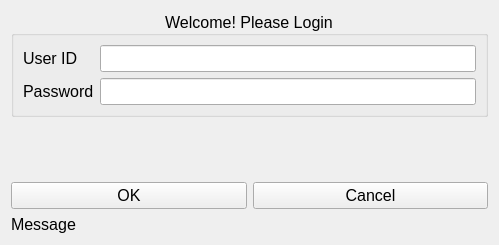
Above: Application_Login/UI/login_window.ui from n00bcybot/sampleapplication before the change. Below: the same form after it.
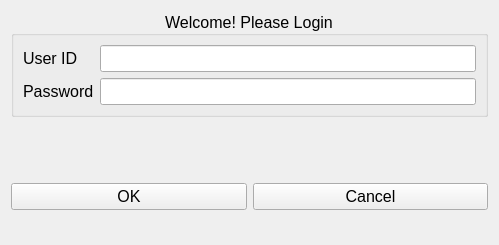
That is the form after the change. Icons and pictures are not drawn.

Commit message: Added functionality to the login window

Diff of the .ui file:
```diff
--- a/Application_Login/UI/login_window.ui
+++ b/Application_Login/UI/login_window.ui
@@ -23,13 +23,6 @@
     <normaloff>:/Main/smile.png</normaloff>:/Main/smile.png</iconset>
   </property>
   <layout class="QGridLayout" name="gridLayout">
-   <item row="3" column="0">
-    <widget class="QLabel" name="lb_Message">
-     <property name="text">
-      <string>Message</string>
-     </property>
-    </widget>
-   </item>
    <item row="2" column="1">
     <widget class="QPushButton" name="pb_Cancel">
      <property name="text">
@@ -97,6 +90,13 @@
      </property>
     </spacer>
    </item>
+   <item row="3" column="0" colspan="2">
+    <widget class="QLabel" name="lb_Message">
+     <property name="text">
+      <string/>
+     </property>
+    </widget>
+   </item>
   </layout>
  </widget>
  <resources>
```
Left out of the diff: 12 changed lines with no effect on the pictures. The commit also changes 4 other files.
